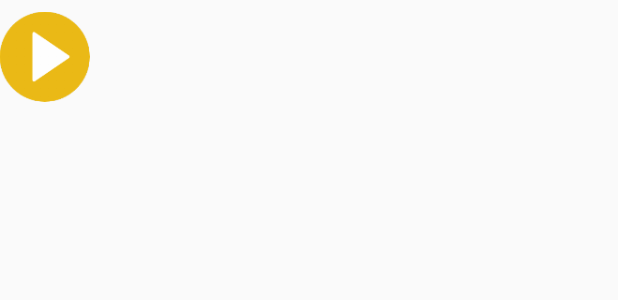
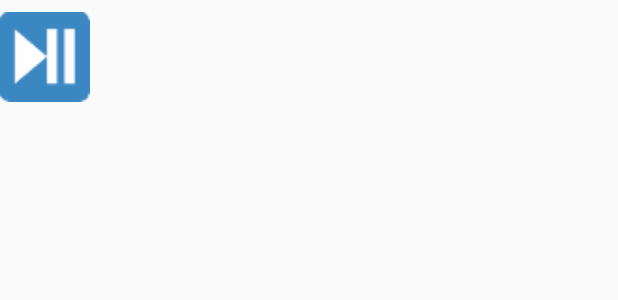
Before and after one commit to imansuts/VideoPlayer, an Android app: the layout layout_floating_widget.xml on its own in the app's theme, with its tools: preview values and no code run, on a phone screen of 412 x 824 dp. Shown: the top 300 px of the screen. Run offline under Robolectric (Android 15) with nearby library versions, the phone set to English and light mode, and no system bars.

Commit message:
suts 24/01/2019

```diff
--- a/app/src/main/res/layout/layout_floating_widget.xml
+++ b/app/src/main/res/layout/layout_floating_widget.xml
@@ -26,7 +26,7 @@
                 android:layout_width="60dp"
                 android:layout_height="60dp"
                 android:layout_marginTop="8dp"
-                android:src="@drawable/play_button"
+                android:src="@drawable/play_pause"
                 tools:ignore="ContentDescription"/>
 
             <!--Close button-->
@@ -88,7 +88,7 @@
                     android:layout_height="50dp"
                     android:layout_gravity="center_vertical"
                     android:layout_marginLeft="10dp"
-                    android:src="@drawable/play_button"
+                    android:src="@drawable/play_pause"
                     tools:ignore="ContentDescription"/>
 
                 <!--Next button-->
```
Also changed, not shown: app/src/main/res/drawable-hdpi/pause_button.png (added), app/src/main/res/drawable-mdpi/pause_button.png (added), app/src/main/res/drawable-xhdpi/pause_button.png (added), app/src/main/res/drawable-xxhdpi/pause_button.png (added), app/src/main/res/drawable-xxxhdpi/pause_button.png (added).
